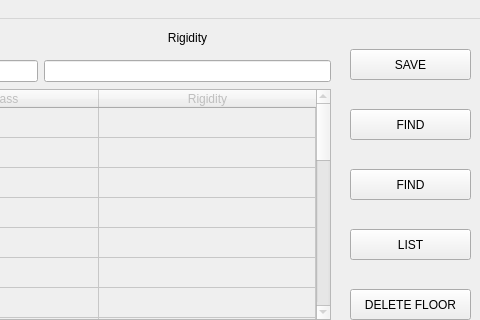
This is sDynaUi.ui in alitatici/VisualizationOfCodes as Qt 5 draws it before an edit; both pictures show x 320 to 800 and y 0 to 320 of the 800 by 511 pixel window. The edited form follows.
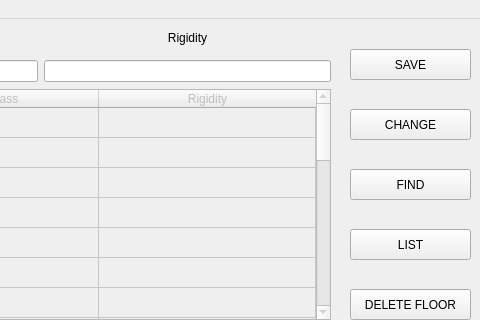
This is the edited form. Icons and pictures are not drawn.

Patch:
```diff
--- a/sDynaUi.ui
+++ b/sDynaUi.ui
@@ -1756,7 +1756,7 @@
      </rect>
     </property>
     <property name="text">
-     <string>FIND</string>
+     <string>CHANGE</string>
     </property>
    </widget>
   </widget>
```
